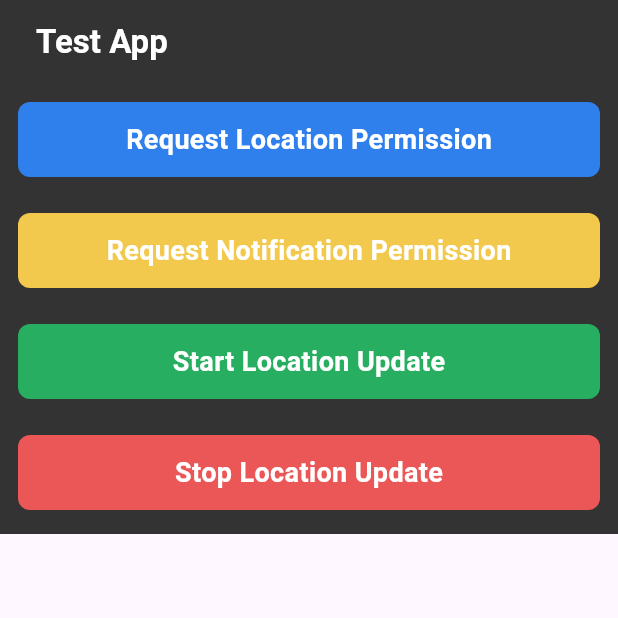
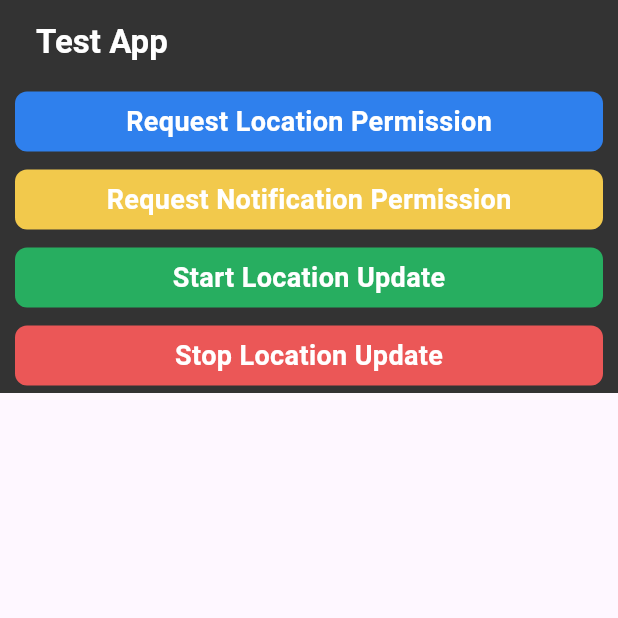
Before and after one commit to basilmuhmd/Location-permission-App, a Flutter app: the screen it shows after launch, on a phone screen of 412 x 824 dp, the top half of it. Run offline on Flutter 3.47's test engine with Material 3 defaults, Android fonts, the light colour scheme and no system bars; our stand-ins replace awesome_notifications, flutter_riverpod, freezed_annotation, geolocator, riverpod_annotation, shared_preferences; generated files the repository leaves out were written again.

Commit message:
all features added bug fixed

```diff
--- a/lib/main.dart
+++ b/lib/main.dart
@@ -15,14 +15,15 @@ void main() {
 }
 
 class MyApp extends StatelessWidget {
+  static final scaffoldMessangerKey = GlobalKey<ScaffoldMessengerState>();
   const MyApp({super.key});
 
   @override
   Widget build(BuildContext context) {
-    return const MaterialApp(
-      // scaffoldMessengerKey: scaffoldMessengerKey,
+    return MaterialApp(
+      scaffoldMessengerKey: scaffoldMessangerKey,
       debugShowCheckedModeBanner: false,
-      home: HomePage(),
+      home: const HomePage(),
     );
   }
 }
--- a/lib/model/model_button.dart
+++ b/lib/model/model_button.dart
@@ -1,9 +1,10 @@
 import 'package:flutter/material.dart';
+import 'package:flutter_riverpod/flutter_riverpod.dart';
 
 class ButtonModel {
   final String btnname;
   final Color btnColor;
-  final VoidCallback onTap;
+  final void Function(WidgetRef ref, BuildContext context) onTap;
 
   ButtonModel(
       {required this.btnname, required this.btnColor, required this.onTap});
--- a/lib/view/home_page.dart
+++ b/lib/view/home_page.dart
@@ -1,11 +1,13 @@
 import 'package:flutter/material.dart';
+import 'package:flutter_riverpod/flutter_riverpod.dart';
 import 'package:notificatio_and_location_permission/controller/controller.dart';
+import 'package:notificatio_and_location_permission/controller/provider.dart';
 
-class HomePage extends StatelessWidget {
+class HomePage extends ConsumerWidget {
   const HomePage({super.key});
 
   @override
-  Widget build(BuildContext context) {
+  Widget build(BuildContext context, WidgetRef ref) {
     return Scaffold(
       appBar: AppBar(
         backgroundColor: const Color(0xFF333333),
@@ -21,15 +23,23 @@ class HomePage extends StatelessWidget {
         child: Column(
           children: [
             Container(
-              height: 300,
               color: const Color(0xFF333333),
-              child: ListView.builder(
-                itemCount: 4,
+              child: GridView.builder(
                 shrinkWrap: true,
-                physics: const ClampingScrollPhysics(),
+                gridDelegate: const SliverGridDelegateWithMaxCrossAxisExtent(
+                  maxCrossAxisExtent: 600,
+                  crossAxisSpacing: 2,
+                  mainAxisSpacing: 2,
+                  mainAxisExtent: 50,
+                ),
                 itemBuilder: (context, index) {
                   return Padding(
-                    padding: const EdgeInsets.all(12),
+                    padding:
+                        const EdgeInsets.symmetric(horizontal: 10, vertical: 5),
+                    child: InkWell(
+                      onTap: () {
+                        btnList[index].onTap(ref, context);
+                      },
                       child: Container(
                         height: 50,
                         width: double.infinity,
@@ -43,7 +53,7 @@ class HomePage extends StatelessWidget {
                           children: [
                             Text(
                               btnList[index].btnname,
-                            style: TextStyle(
+                              style: const TextStyle(
                                 color: Colors.white,
                                 fontSize: 18,
                                 fontWeight: FontWeight.bold,
@@ -52,9 +62,51 @@ class HomePage extends StatelessWidget {
                           ],
                         ),
                       ),
+                    ),
                   );
                 },
+                itemCount: btnList.length,
               ),
+            ),
+            GridView.builder(
+              padding: EdgeInsets.all(8),
+              gridDelegate: const SliverGridDelegateWithMaxCrossAxisExtent(
+                  maxCrossAxisExtent: 600,
+                  crossAxisSpacing: 2,
+                  mainAxisSpacing: 2,
+                  mainAxisExtent: 60),
+              itemCount: ref.watch(locationStateProvider).location.length,
+              shrinkWrap: true,
+              itemBuilder: (context, index) {
+                final data = ref.watch(locationStateProvider).location[index];
+                return Container(
+                  padding: EdgeInsets.all(8),
+                  color: Colors.grey[400],
+                  child: Column(
+                    crossAxisAlignment: CrossAxisAlignment.start,
+                    children: [
+                      Text("Request ${index + 1}"),
+                      Row(
+                        children: [
+                          Text("Lat: ${data.lat.toString()}"),
+                          SizedBox(
+                            width: 10,
+                          ),
+                          Text(
+                            "Lng :${data.lon.toString()}",
+                          ),
+                          SizedBox(
+                            width: 10,
+                          ),
+                          Text(
+                            "Speed : ${data.speed.toString()}",
+                          )
+                        ],
+                      )
+                    ],
+                  ),
+                );
+              },
             )
           ],
         ),
```
Also changed, not shown: lib/controller/controller.dart (+148 -5 lines), lib/controller/provider.dart (added, +76 -0 lines), lib/model/location_state_model.dart (added, +24 -0 lines), lib/controller/provider.g.dart (added), lib/model/location_state_model.freezed.dart (added), lib/model/location_state_model.g.dart (added). Lines whose indentation alone changed are shown as unchanged.
